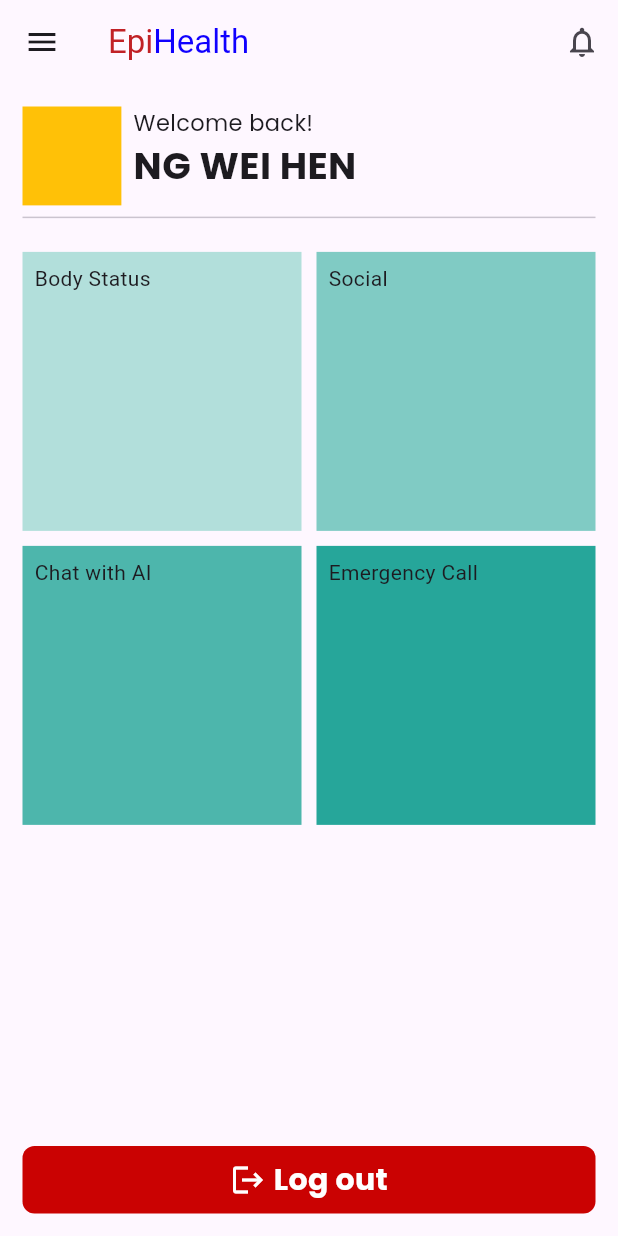
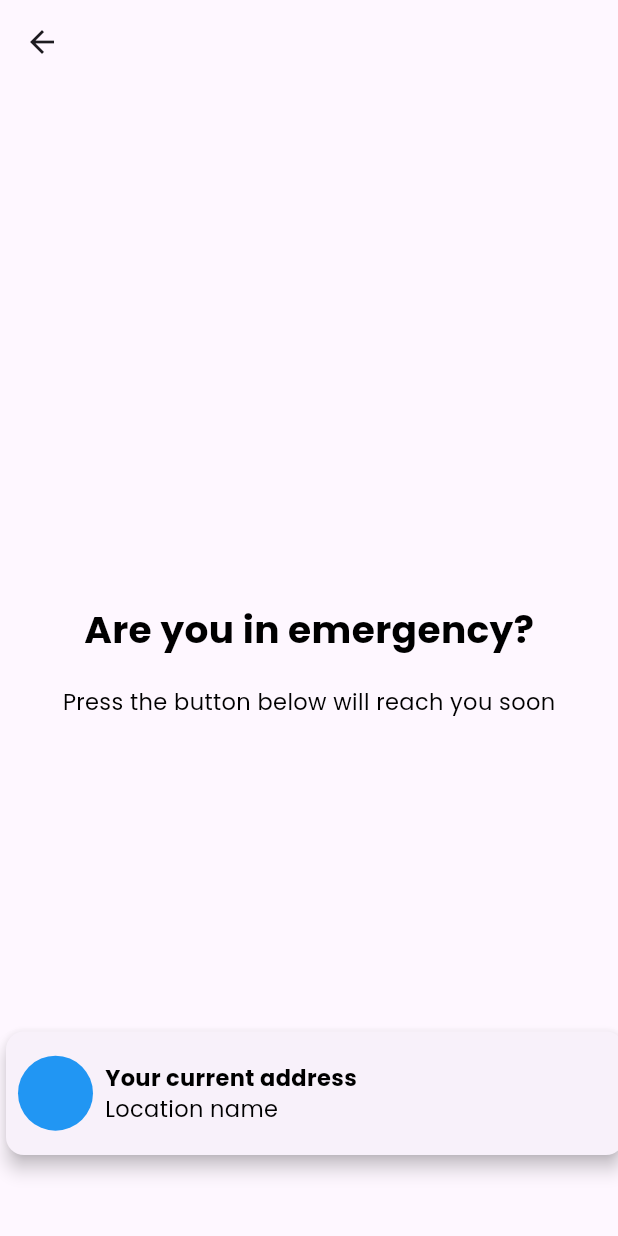
Before and after one commit to WeiHen01/PSM_MobileApp_Flutter, a Flutter app: the UserHomePage screen opened directly, after a tap on "Emergency Call", on a phone screen of 412 x 824 dp. Run offline on Flutter 3.47's test engine with Material 3 defaults, Android fonts, the phone set to English and light mode, and no system bars; our stand-ins replace google_fonts; Roboto replaces fonts that are missing (Arbutus).

Commit message:
Front-end update

```diff
--- a/psm_b032110201_mobileapp_flutter/lib/Login Menu.dart
+++ b/psm_b032110201_mobileapp_flutter/lib/Login Menu.dart
@@ -2,8 +2,9 @@ import 'package:flutter/cupertino.dart';
 import 'package:flutter/material.dart';
 import 'package:flutter/widgets.dart';
 import 'package:google_fonts/google_fonts.dart';
-import 'package:psm_b032110201_mobileapp_flutter/User/Home.dart';
-import 'package:psm_b032110201_mobileapp_flutter/main.dart';
+
+import 'User/Home.dart';
+import 'main.dart';
 
 class LoginMenu extends StatelessWidget {
   const LoginMenu({super.key});
--- /dev/null
+++ b/psm_b032110201_mobileapp_flutter/lib/User/Emergency/Emergency Call.dart
@@ -0,0 +1,102 @@
+import 'package:flutter/material.dart';
+import 'package:google_fonts/google_fonts.dart';
+
+class EmergencyCall extends StatefulWidget {
+  const EmergencyCall({super.key});
+
+  @override
+  State<EmergencyCall> createState() => _EmergencyCallState();
+}
+
+class _EmergencyCallState extends State<EmergencyCall> {
+  @override
+  Widget build(BuildContext context) {
+    return Scaffold(
+      appBar: AppBar(
+
+      ),
+      body: Stack(
+        children: [
+          // Lowest layer
+          Container(
+            width: MediaQuery.of(context).size.width,
+            padding: EdgeInsets.all(10.0),
+            child: Column(
+              crossAxisAlignment: CrossAxisAlignment.center,
+              mainAxisAlignment: MainAxisAlignment.center,
+              children: [
+                Text("Are you in emergency?", style: GoogleFonts.poppins(
+                      color: Colors.black,
+                      fontSize: 25.0,
+                      fontWeight: FontWeight.bold
+                    )
+                ),
+
+                SizedBox(height: 20.0),
+
+                Text("Press the button below will reach you soon", style: GoogleFonts.poppins(
+                      color: Colors.black,
+                      fontSize: 15.0,
+                    )
+                ),
+
+
+              ],
+            ),
+          ),
+
+
+          // Top most layer
+          Positioned(
+            bottom: 50,
+            left: 0,
+            child: Card(
+              elevation: 5,
+              child: Container(
+                padding: EdgeInsets.all(8.0),
+                width: MediaQuery.of(context).size.width,
+                height: MediaQuery.of(context).size.height * 0.1,
+                child: Row(
+                  children: [
+                     /**
+                       * User Profile Image
+                       */
+                    Container(
+                      width: 50,
+                      height: 50,
+                      decoration: const BoxDecoration(
+                        shape: BoxShape.circle,
+                        color: Colors.blue,
+                      ),
+                    ),
+
+                    const SizedBox(width: 8.0),
+
+                    Column(
+                      crossAxisAlignment: CrossAxisAlignment.start,
+                      mainAxisAlignment: MainAxisAlignment.center,
+                      children: [
+
+                        Text("Your current address", style: GoogleFonts.poppins(
+                            color: Colors.black, fontWeight: FontWeight.bold,
+                            fontSize: 15.0,
+                          )
+                        ),
+
+                        Text("Location name", style: GoogleFonts.poppins(
+                            color: Colors.black,
+                            fontSize: 15.0,
+                          )
+                        ),
+                      ],
+                    ),
+                  ],
+                ),
+              )
+            )
+          )
+        ],
+      )
+    );
+  }
+}
--- a/psm_b032110201_mobileapp_flutter/lib/User/Home.dart
+++ b/psm_b032110201_mobileapp_flutter/lib/User/Home.dart
@@ -2,7 +2,10 @@ import 'package:flutter/cupertino.dart';
 import 'package:flutter/material.dart';
 import 'package:flutter/widgets.dart';
 import 'package:google_fonts/google_fonts.dart';
-import 'package:psm_b032110201_mobileapp_flutter/User/Social/Social%20Home.dart';
+
+import 'Emergency/Emergency Call.dart';
+import 'Social/Social Home.dart';
+
 
 class UserHomePage extends StatefulWidget {
   const UserHomePage({super.key});
@@ -15,6 +18,7 @@ class _UserHomePageState extends State<UserHomePage> {
   @override
   Widget build(BuildContext context) {
     return Scaffold(
+      drawer: Drawer(),
       appBar: AppBar(
 
         /**
@@ -24,6 +28,8 @@ class _UserHomePageState extends State<UserHomePage> {
           onPressed: (){},
           icon: Icon(Icons.menu)
         ),
+
+
 
         /**
          * Application Logo
@@ -54,32 +60,38 @@ class _UserHomePageState extends State<UserHomePage> {
       ),
 
       body: Container(
-        padding: EdgeInsets.all(15),
+        padding: EdgeInsets.all(15.0),
         child: Column(
           children: [
 
-            Row(
+            Card(
+              elevation: 5,
+              child: Container(
+                padding: EdgeInsets.all(15),
+                child: Row(
                   crossAxisAlignment: CrossAxisAlignment.start,
                   children: [
                     Container(
                       // 50% of the screen
-                  width: MediaQuery.of(context).size.width * 0.16,
-                  height: MediaQuery.of(context).size.height * 0.08,
+                      width: MediaQuery.of(context).size.width * 0.12,
+                      height: MediaQuery.of(context).size.height * 0.06,
                       decoration: const BoxDecoration(
-                    color: Colors.amber
+                        color: Colors.amber,
+                        shape: BoxShape.circle,
                       ),
                     ),
 
-                const SizedBox(width: 8.0,),
+                    const SizedBox(width: 10.0,),
 
                     Column(
-                  mainAxisAlignment: MainAxisAlignment.spaceEvenly,
+                      mainAxisAlignment: MainAxisAlignment.center,
                       crossAxisAlignment: CrossAxisAlignment.start,
                       children: [
                         Text("Welcome back!", style: GoogleFonts.poppins(
                             fontSize: 15.0,
                           )
                         ),
+
 
                         Text("NG WEI HEN", style: GoogleFonts.poppins(
                             fontSize: 25.0, fontWeight: FontWeight.bold
@@ -90,17 +102,23 @@ class _UserHomePageState extends State<UserHomePage> {
 
                   ],
                 ),
+              ),
+            ),
 
-            Divider(),
+            Divider(
+              thickness: 2.0,
+              color: Colors.black,
+            ),
 
             SizedBox(height: 15.0),
 
             Expanded(
               child: GridView.count(
-                crossAxisSpacing: 10,
-                mainAxisSpacing: 10,
+                crossAxisSpacing: 20,
+                mainAxisSpacing: 20,
                 crossAxisCount: 2,
                 children: [
+
                   InkWell(
                     onTap: (){},
                     child: Container(
@@ -109,6 +127,7 @@ class _UserHomePageState extends State<UserHomePage> {
                       child: const Text("Body Status"),
                     ),
                   ),
+
                   GestureDetector(
                     onTap: () => Navigator.push(
                       context, MaterialPageRoute(
@@ -121,6 +140,7 @@ class _UserHomePageState extends State<UserHomePage> {
                       child: const Text('Social'),
                     ),
                   ),
+
                   GestureDetector(
                     onTap: (){},
                     child: Container(
@@ -129,19 +149,43 @@ class _UserHomePageState extends State<UserHomePage> {
                       child: const Text('Chat with AI'),
                     ),
                   ),
+
                   GestureDetector(
-                    onTap: (){},
+                    onTap: () => Navigator.push(
+                      context, MaterialPageRoute(
+                        builder: (context) => EmergencyCall()
+                      )
+                    ),
                     child: Container(
                       padding: const EdgeInsets.all(8),
                       color: Colors.teal[400],
                       child: const Text('Emergency Call'),
                     ),
+                  ),
+
+                  GestureDetector(
+                    onTap: () {},
+                    child: Container(
+                      padding: const EdgeInsets.all(8),
+                      color: Colors.teal[500],
+                      child: const Text('Chat with Doctor!'),
+                    ),
+                  ),
+
+                  GestureDetector(
+                    onTap: () {},
+                    child: Container(
+                      padding: const EdgeInsets.all(8),
+                      color: Colors.teal[600],
+                      child: const Text('Go to doctor page'),
+                    ),
                   )
+
                 ],
               ),
             ),
 
-            SizedBox(height: 20.0),
+            const SizedBox(height: 20.0),
 
             InkWell(
               onTap:(){},
```
Also changed, not shown: psm_b032110201_mobileapp_flutter/lib/User/Social/Social Chat Room.dart (added, +90 -0 lines), psm_b032110201_mobileapp_flutter/lib/User/Social/Social Chat.dart (+105 -0 lines), psm_b032110201_mobileapp_flutter/lib/User/Social/Social Home.dart (+17 -10 lines), psm_b032110201_mobileapp_flutter/lib/User/Body Status/Body Home.dart (added), psm_b032110201_mobileapp_flutter/lib/User/Body Status/Body Measure.dart (added). Lines whose indentation alone changed are shown as unchanged.
